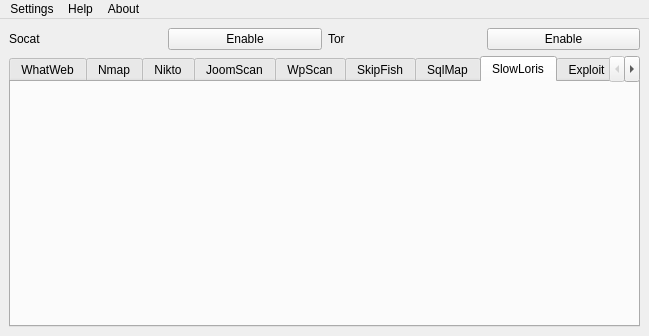
Qt form mainWindow.ui (Mte90/PenMode-QT) before a commit.
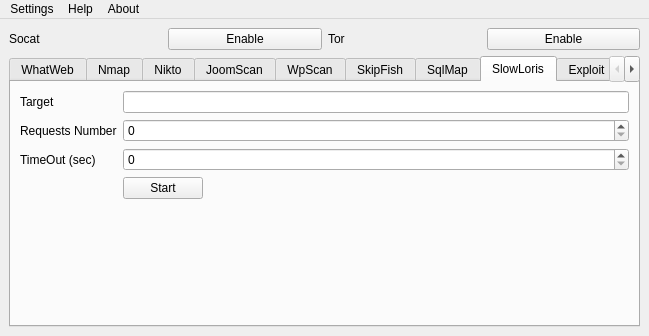
The same form after that commit. The open tabs and pages were chosen to show the change.

Commit message: added other fields

The edit to the form file:
```diff
--- a/mainWindow.ui
+++ b/mainWindow.ui
@@ -203,6 +203,79 @@
        <attribute name="title">
         <string>SlowLoris</string>
        </attribute>
+       <layout class="QGridLayout" name="gridLayout_14">
+        <item row="0" column="0">
+         <layout class="QGridLayout" name="gridLayout_12">
+          <item row="0" column="0">
+           <widget class="QLabel" name="label_6">
+            <property name="text">
+             <string>Target</string>
+            </property>
+           </widget>
+          </item>
+          <item row="0" column="1">
+           <widget class="QLineEdit" name="slowlorisTarget"/>
+          </item>
+          <item row="3" column="1">
+           <layout class="QGridLayout" name="gridLayout_13">
+            <item row="0" column="1">
+             <spacer name="horizontalSpacer_4">
+              <property name="orientation">
+               <enum>Qt::Horizontal</enum>
+              </property>
+              <property name="sizeHint" stdset="0">
+               <size>
+                <width>40</width>
+                <height>20</height>
+               </size>
+              </property>
+             </spacer>
+            </item>
+            <item row="0" column="0">
+             <widget class="QPushButton" name="pushStartSlowLoris">
+              <property name="text">
+               <string>Start</string>
+              </property>
+             </widget>
+            </item>
+            <item row="1" column="1">
+             <spacer name="verticalSpacer_4">
+              <property name="orientation">
+               <enum>Qt::Vertical</enum>
+              </property>
+              <property name="sizeHint" stdset="0">
+               <size>
+                <width>20</width>
+                <height>40</height>
+               </size>
+              </property>
+             </spacer>
+            </item>
+           </layout>
+          </item>
+          <item row="1" column="0">
+           <widget class="QLabel" name="label_7">
+            <property name="text">
+             <string>Requests Number</string>
+            </property>
+           </widget>
+          </item>
+          <item row="2" column="0">
+           <widget class="QLabel" name="label_8">
+            <property name="text">
+             <string>TimeOut (sec)</string>
+            </property>
+           </widget>
+          </item>
+          <item row="2" column="1">
+           <widget class="QSpinBox" name="spinTimeout"/>
+          </item>
+          <item row="1" column="1">
+           <widget class="QSpinBox" name="spinRequest"/>
+          </item>
+         </layout>
+        </item>
+       </layout>
       </widget>
       <widget class="QWidget" name="tab_exploit">
        <attribute name="title">
```
Left out of the diff: 267 changed lines with no effect on the pictures.
